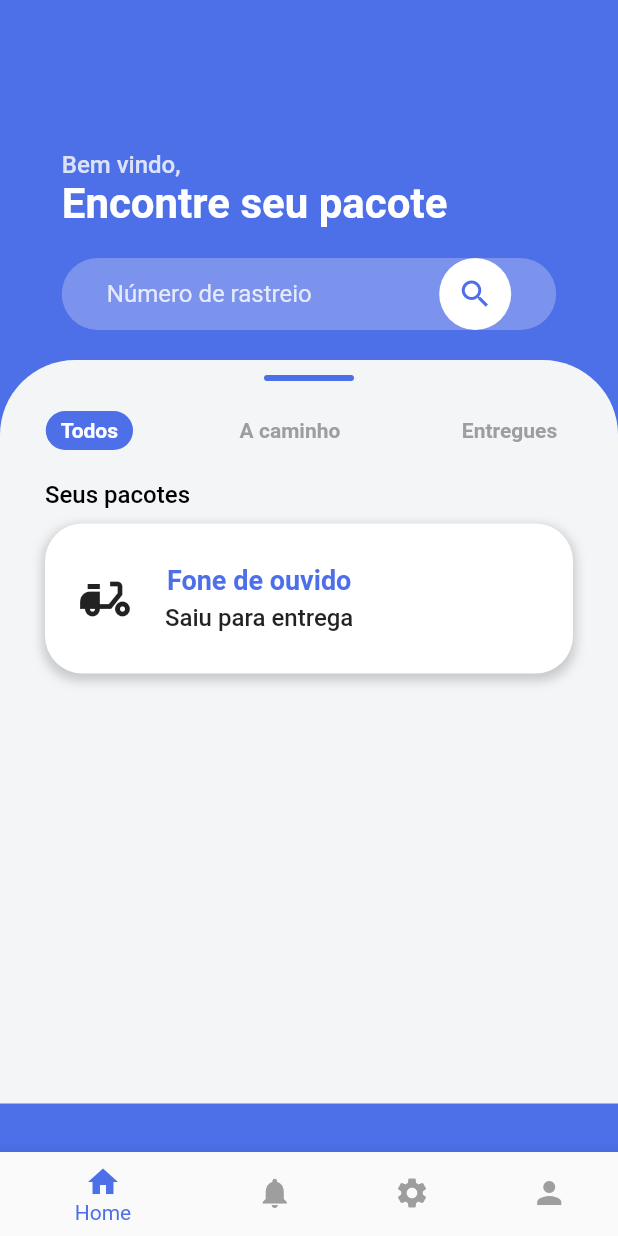
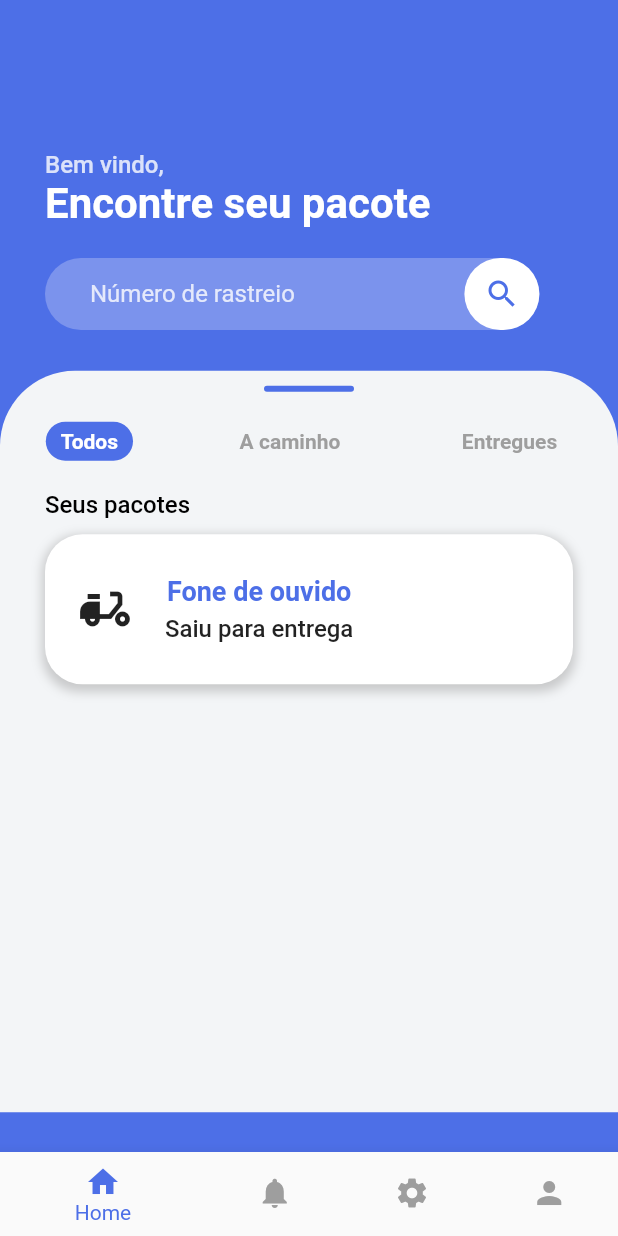
Before and after one commit to rmo02/AppRastreio, a Flutter app: the screen it shows after launch, on a phone screen of 412 x 824 dp. Run offline on Flutter 3.47's test engine with Material 2 defaults, Android fonts, the light colour scheme and no system bars.

Commit message:
branch criada

```diff
--- /dev/null
+++ b/lib/components/header.dart
@@ -0,0 +1,77 @@
+import 'package:flutter/material.dart';
+
+class HeaderSection extends StatelessWidget {
+
+  @override
+  Widget build(BuildContext context){
+    return Container(
+      width: MediaQuery.of(context).size.width,
+      height: MediaQuery.of(context).size.height * 0.3,
+      decoration: BoxDecoration(
+          color: const Color(0xFF4D6FE7)
+      ),
+      child: Padding(
+        padding: const EdgeInsets.symmetric(horizontal: 30.0),
+        child: Column(
+          mainAxisSize: MainAxisSize.min,
+          crossAxisAlignment: CrossAxisAlignment.start,
+          children: [
+            SizedBox(height: 100),
+            Text(
+              'Bem vindo,',
+              style: TextStyle(
+                color: Color(0xCCFFFFFF),
+                fontSize: 16,
+                fontWeight: FontWeight.w500,
+              ),
+            ),
+            Text(
+              'Encontre seu pacote',
+              style: TextStyle(
+                color: Colors.white,
+                fontSize: 28,
+                fontWeight: FontWeight.w700,
+              ),
+            ),
+            SizedBox(height: 20,),
+            Container(
+              width: MediaQuery.of(context).size.width * 0.8,
+              decoration: BoxDecoration(
+                borderRadius: BorderRadius.circular(50),
+                color: Color(0xFF7B93ED),
+              ),
+              padding: EdgeInsets.only(left: 30.0),
+              child: Row(
+                mainAxisAlignment: MainAxisAlignment.spaceBetween,
+                children: [
+                  Expanded(
+                    child: TextField(
+                      decoration: InputDecoration(
+                        hintText: "Número de rastreio",
+                        border: InputBorder.none,
+                        hintStyle: TextStyle(color: Color(0xCCFFFFFF)),
+                      ),
+                    ),
+                  ),
+                  SizedBox(
+                    width: 50,
+                    child: Container(
+                      decoration: BoxDecoration(
+                        color: Colors.white,
+                        borderRadius: BorderRadius.circular(50),
+                      ),
+                      child: IconButton(
+                        icon: Icon(Icons.search, color: Color(0xFF4D6FE7)),
+                        onPressed: () {},
+                      ),
+                    ),
+                  ),
+                ],
+              ),
+            )
+          ],
+        ),
+      ),
+    );
+  }
+}
--- a/lib/pages/home.dart
+++ b/lib/pages/home.dart
@@ -1,5 +1,6 @@
 import 'package:flutter/material.dart';
 import 'package:projetorastreio/components/MyBottomNavigationBar.dart';
+import 'package:projetorastreio/components/header.dart';
 
 
 const paddingHorizontal = 30.0;
@@ -22,76 +23,16 @@ class _HomePageState extends State<HomePage> {
   Widget build(BuildContext context) {
     return SafeArea(
       child: Scaffold(
-        backgroundColor: const Color(0xFF4D6FE7),
+        resizeToAvoidBottomInset: false,
+        backgroundColor: Color(0xFF4D6FE7),
         body: Container(
           width: MediaQuery.of(context).size.width,
           height: MediaQuery.of(context).size.height,
           child: Column(
             children: [
+              HeaderSection(),
               Container(
-                child: Padding(
-                  padding: EdgeInsets.symmetric(horizontal: paddingHorizontal),
-                  child: Column(
-                    mainAxisAlignment: MainAxisAlignment.start,
-                    crossAxisAlignment: CrossAxisAlignment.start,
-                    children: [
-                      SizedBox(height: 100),
-                      Text(
-                        'Bem vindo,',
-                        style: TextStyle(
-                          color: Color(0xCCFFFFFF),
-                          fontSize: 16,
-                          fontWeight: FontWeight.w500,
-                        ),
-                      ),
-                      Text(
-                        'Encontre seu pacote',
-                        style: TextStyle(
-                          color: Colors.white,
-                          fontSize: 28,
-                          fontWeight: FontWeight.w700,
-                        ),
-                      ),
-                      SizedBox(height: 20,),
-                      Container(
-                        width: MediaQuery.of(context).size.width * 0.8,
-                        decoration: BoxDecoration(
-                          borderRadius: BorderRadius.circular(50),
-                          color: Color(0xFF7B93ED),
-                        ),
-                        padding: EdgeInsets.symmetric(horizontal: paddingHorizontal),
-                        child: Row(
-                          mainAxisAlignment: MainAxisAlignment.spaceBetween,
-                          children: [
-                            Expanded(
-                              child: TextField(
-                                decoration: InputDecoration(
-                                  hintText: "Número de rastreio",
-                                  border: InputBorder.none,
-                                  hintStyle: TextStyle(color: Color(0xCCFFFFFF)),
-                                ),
-                              ),
-                            ),
-                            Container(
-                              decoration: BoxDecoration(
-                                color: Colors.white,
-                                borderRadius: BorderRadius.circular(50),
-                              ),
-                              child: IconButton(
-                                icon: Icon(Icons.search, color: Color(0xFF4D6FE7)),
-                                onPressed: () {},
-                              ),
-                            ),
-                          ],
-                        ),
-                      )
-                    ],
-                  ),
-                ),
-              ),
-              SizedBox(height: 20,),
-              Container(
-                height: MediaQuery.of(context).size.height * 0.60144,
+                height: MediaQuery.of(context).size.height * 0.5999,
                 decoration: BoxDecoration(
                   borderRadius: BorderRadius.only(
                     topLeft: Radius.circular(50),
```
